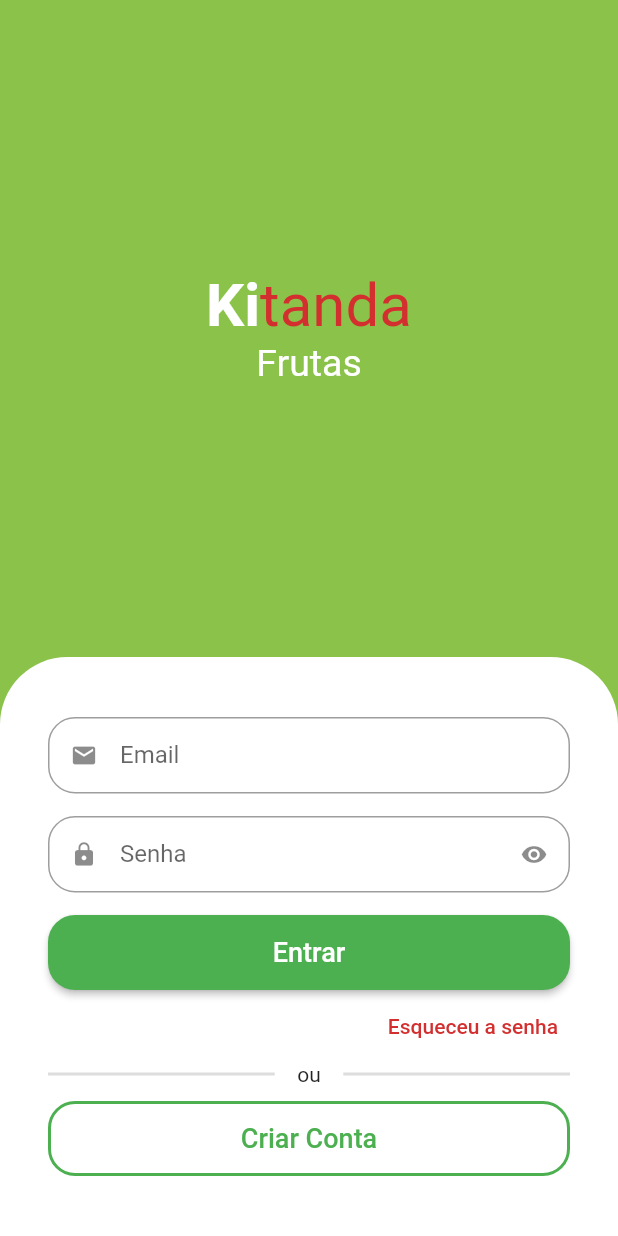
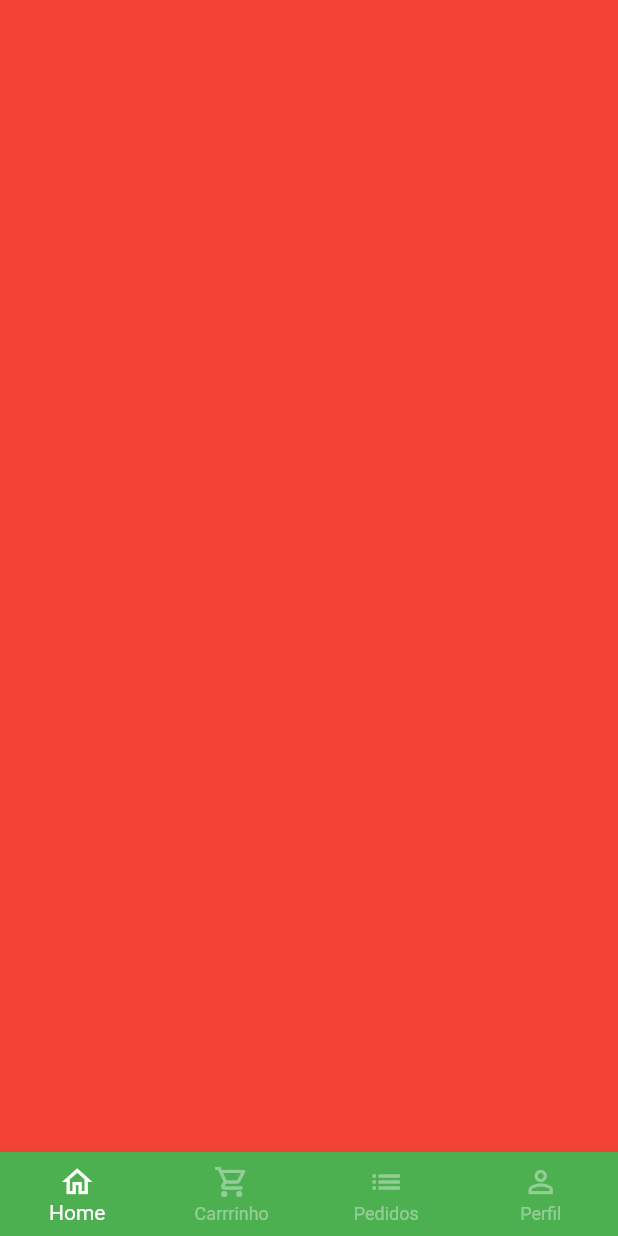
Before and after one commit to tiagosmweb/kitanda, a Flutter app: the screen it shows after launch, after a tap on "Entrar", on a phone screen of 412 x 824 dp. Run offline on Flutter 3.47's test engine with Material 2 defaults, Android fonts, the phone set to English and light mode, and no system bars; drawn by our look-alikes of animated_text_kit; our stand-ins replace mask_text_input_formatter.

Commit message:
add base screen e Bottom Navegation

```diff
--- a/lib/src/auth/sign_in_screen.dart
+++ b/lib/src/auth/sign_in_screen.dart
@@ -2,6 +2,7 @@ import 'package:animated_text_kit/animated_text_kit.dart';
 import 'package:flutter/material.dart';
 import 'package:kitanda/src/auth/components/custom_text_field.dart';
 import 'package:kitanda/src/auth/sign_up_screen.dart';
+import 'package:kitanda/src/base/base_screen.dart';
 import 'package:kitanda/src/utils/custom_colors.dart';
 
 class SignInScreen extends StatelessWidget {
@@ -98,7 +99,15 @@ class SignInScreen extends StatelessWidget {
                           borderRadius: BorderRadius.circular(18),
                         ),
                       ),
-                      onPressed: () {},
+                      onPressed: () {
+                        Navigator.of(context).pushReplacement(
+                          MaterialPageRoute(
+                            builder: (context) {
+                              return const BaseScreen();
+                            },
+                          ),
+                        );
+                      },
                       child: const Text(
                         "Entrar",
                         style: TextStyle(
--- a/lib/src/auth/sign_up_screen.dart
+++ b/lib/src/auth/sign_up_screen.dart
@@ -109,7 +109,8 @@ class SignUpScreen extends StatelessWidget {
                               style: TextStyle(
                                 fontSize: 18,
                               ),
-                              )),
+                            ),
+                          ),
                         )
                       ],
                     ),
--- /dev/null
+++ b/lib/src/base/base_screen.dart
@@ -0,0 +1,36 @@
+import 'package:flutter/material.dart';
+
+class BaseScreen extends StatelessWidget {
+  const BaseScreen({Key? key}) : super(key: key);
+
+  @override
+  Widget build(BuildContext context) {
+    return Scaffold(
+      body: Container(color: Colors.red),
+      bottomNavigationBar: BottomNavigationBar(
+        type: BottomNavigationBarType.fixed,
+        backgroundColor: Colors.green,
+        selectedItemColor: Colors.white,
+        unselectedItemColor: Colors.white.withAlpha(100),
+        items: const [
+          BottomNavigationBarItem(
+            icon: Icon(Icons.home_outlined),
+            label: 'Home',
+          ),
+          BottomNavigationBarItem(
+            icon: Icon(Icons.shopping_cart_outlined),
+            label: 'Carrrinho',
+          ),
+          BottomNavigationBarItem(
+            icon: Icon(Icons.list),
+            label: 'Pedidos',
+          ),
+          BottomNavigationBarItem(
+            icon: Icon(Icons.person_outline),
+            label: 'Perfil',
+          ),
+        ],
+      ),
+    );
+  }
+}
```
Lines whose indentation alone changed are shown as unchanged.
